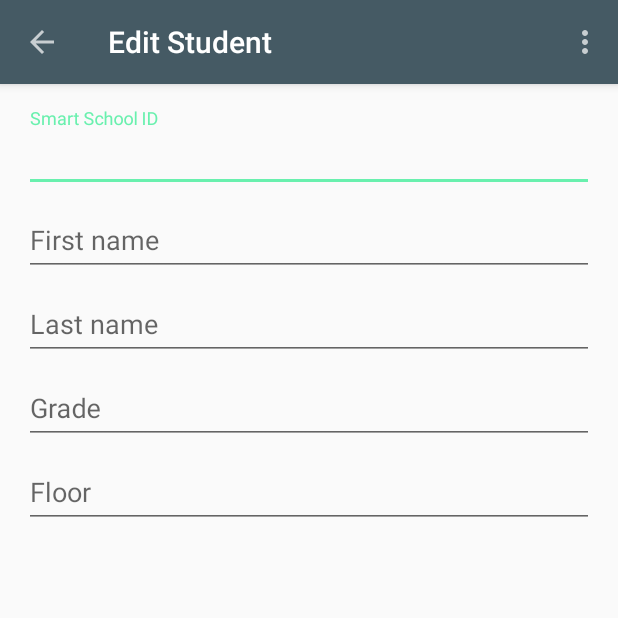
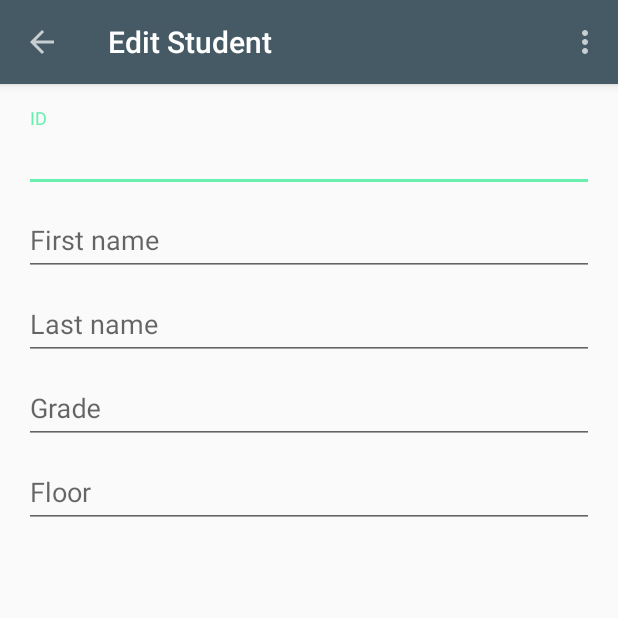
Before and after one commit to xiprox/Tensuu, an Android app: the EditStudentActivity screen opened directly, with no data from a screen before it, on a phone screen of 412 x 824 dp, the top half of it. Run offline under Robolectric (Android 15) with nearby library versions, the light colour scheme and no system bars; libraries missing offline, so code that uses them is left out: com.hannesdorfmann.mosby3; 1 statement that could not run was skipped.

Commit message:
Smart School ID -> ID

```diff
--- a/common-app/src/main/res/values/strings.xml
+++ b/common-app/src/main/res/values/strings.xml
@@ -51,7 +51,7 @@
 
     <string name="points">Points</string>
 
-    <string name="smart_school_id">Smart School ID</string>
+    <string name="smart_school_id">@string/id</string>
     <string name="grade">Grade</string>
     <string name="first_name">First name</string>
     <string name="last_name">Last name</string>
```
